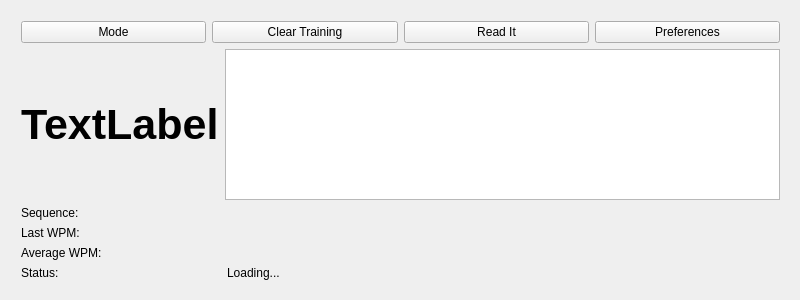
Before: the Qt Designer form MainWindow.ui in hardaker/CuteCW, drawn with Qt 5.
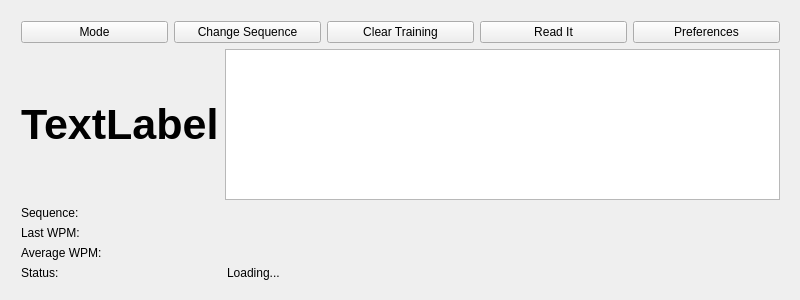
After: the same form once the commit is applied.

Commit message: Switch sequence completion

```diff
--- a/MainWindow.ui
+++ b/MainWindow.ui
@@ -39,6 +39,13 @@
          </property>
         </widget>
        </item>
+       <item>
+        <widget class="QPushButton" name="changeSequence">
+         <property name="text">
+          <string>Change Sequence</string>
+         </property>
+        </widget>
+       </item>
        <item>
         <widget class="QPushButton" name="clearTraining">
          <property name="text">
```
The commit also changes 2 other files.
